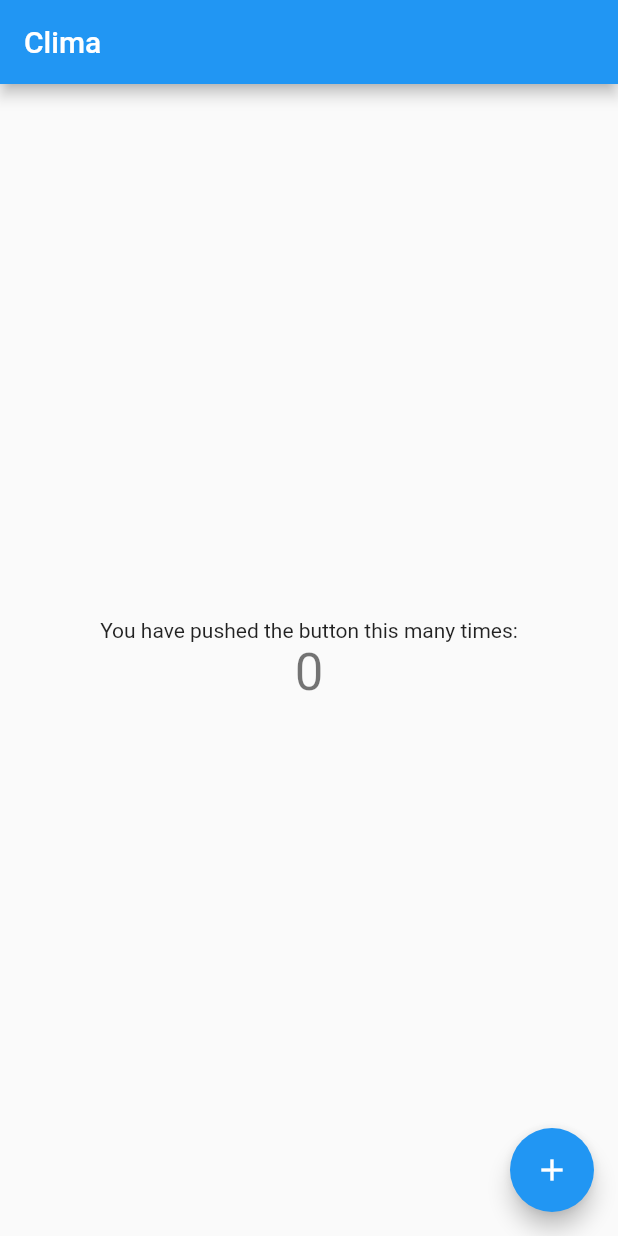
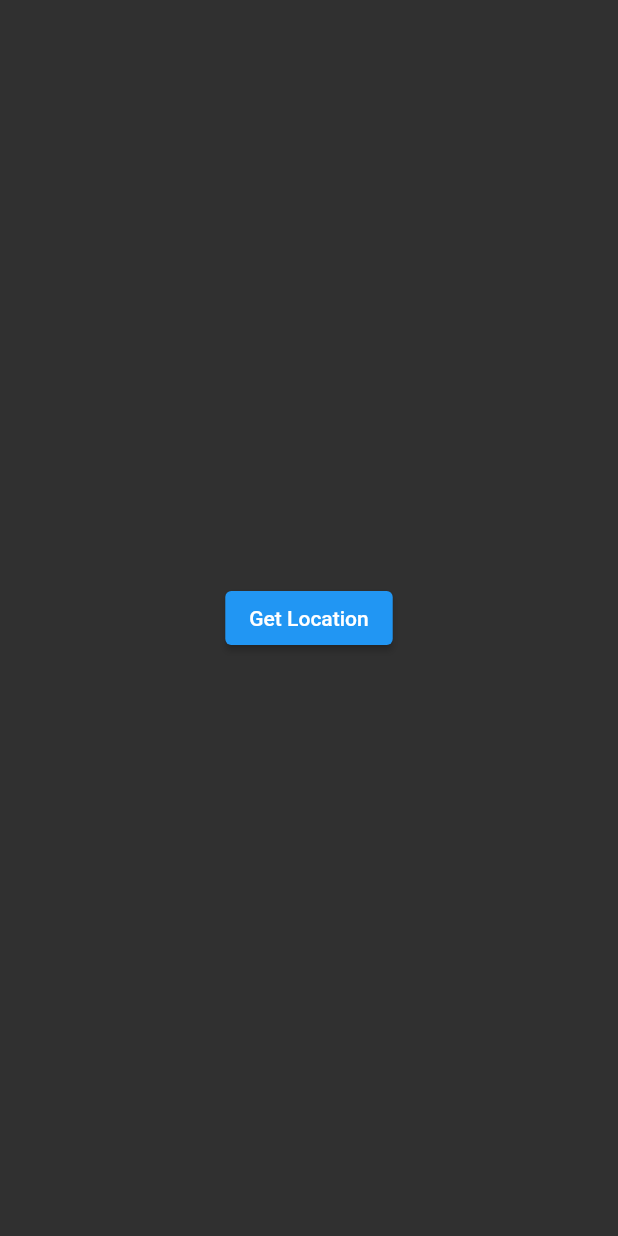
Before and after one commit to kenmaready/flutter_weather, a Flutter app: the screen it shows after launch, on a phone screen of 412 x 824 dp. Run offline on Flutter 3.47's test engine with Material 2 defaults, Android fonts, the phone set to English and light mode, and no system bars.

Commit message:
Updated with starter code

```diff
--- a/lib/main.dart
+++ b/lib/main.dart
@@ -1,4 +1,6 @@
 import 'package:flutter/material.dart';
+//
+import './screens/loading_screen.dart';
 
 void main() {
   runApp(const MyApp());
@@ -12,56 +14,8 @@ class MyApp extends StatelessWidget {
   Widget build(BuildContext context) {
     return MaterialApp(
       title: 'Clima',
-      theme: ThemeData(
-        primarySwatch: Colors.blue,
-      ),
-      home: const MyHomePage(title: 'Clima'),
+      theme: ThemeData.dark(),
+      home: LoadingScreen(),
     );
   }
 }
-
-class MyHomePage extends StatefulWidget {
-  const MyHomePage({Key? key, required this.title}) : super(key: key);
-  final String title;
-
-  @override
-  State<MyHomePage> createState() => _MyHomePageState();
-}
-
-class _MyHomePageState extends State<MyHomePage> {
-  int _counter = 0;
-
-  void _incrementCounter() {
-    setState(() {
-      _counter++;
-    });
-  }
-
-  @override
-  Widget build(BuildContext context) {
-    return Scaffold(
-      appBar: AppBar(
-        title: Text(widget.title),
-      ),
-      body: Center(
-        child: Column(
-          mainAxisAlignment: MainAxisAlignment.center,
-          children: <Widget>[
-            const Text(
-              'You have pushed the button this many times:',
-            ),
-            Text(
-              '$_counter',
-              style: Theme.of(context).textTheme.headline4,
-            ),
-          ],
-        ),
-      ),
-      floatingActionButton: FloatingActionButton(
-        onPressed: _incrementCounter,
-        tooltip: 'Increment',
-        child: const Icon(Icons.add),
-      ),
-    );
-  }
-}
--- /dev/null
+++ b/lib/screens/loading_screen.dart
@@ -0,0 +1,24 @@
+import 'package:flutter/src/foundation/key.dart';
+import 'package:flutter/src/widgets/framework.dart';
+
+import 'package:flutter/material.dart';
+
+class LoadingScreen extends StatefulWidget {
+  const LoadingScreen({Key? key}) : super(key: key);
+
+  @override
+  State<LoadingScreen> createState() => _LoadingScreenState();
+}
+
+class _LoadingScreenState extends State<LoadingScreen> {
+  @override
+  Widget build(BuildContext context) {
+    return Scaffold(
+        body: Center(
+      child: ElevatedButton(
+        onPressed: () {},
+        child: const Text('Get Location'),
+      ),
+    ));
+  }
+}
```
Also changed, not shown: lib/screens/city_screen.dart (added, +39 -0 lines), lib/screens/location_screen.dart (added, +63 -0 lines), lib/services/weather.dart (added, +33 -0 lines), lib/utilities/constants.dart (added, +19 -0 lines), pubspec.yaml (+7 -49 lines), assets/fonts/SpartanMB-Black.otf (added), assets/images/city_background.jpeg (added), assets/images/location_background.jpeg (added), lib/services/location.dart (added), lib/services/networking.dart (added), 1 other file.
